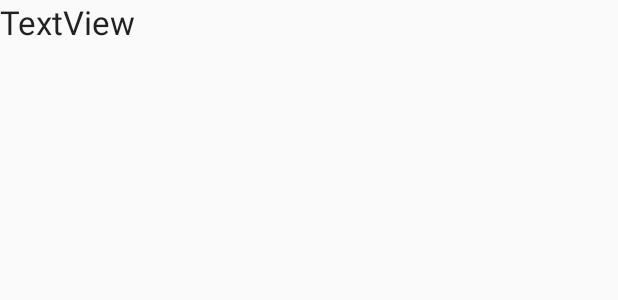
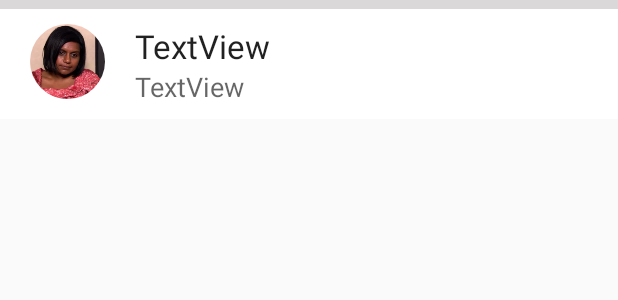
Before and after one commit to claudialuclaudia/Borrow-Android-App, an Android app: the layout user_search_item.xml on its own in the app's theme, with its tools: preview values and no code run, on a phone screen of 412 x 824 dp. Shown: the top 300 px of the screen. Run offline under Robolectric (Android 15) with nearby library versions, the phone set to English and light mode, and no system bars.

Commit message:
SearchActivity page designed a bit

```diff
--- a/app/src/main/java/cash/borrow/android/adapter/UserSearchItemAdapter.java
+++ b/app/src/main/java/cash/borrow/android/adapter/UserSearchItemAdapter.java
@@ -7,6 +7,7 @@ import android.view.LayoutInflater;
 import android.view.View;
 import android.view.ViewGroup;
 import android.widget.ArrayAdapter;
+import android.widget.ImageView;
 import android.widget.TextView;
 
 import java.util.List;
@@ -37,10 +38,12 @@ public class UserSearchItemAdapter extends ArrayAdapter<UserInfoItem> {
         View listViewItem = inflater.inflate(R.layout.user_search_item, null, true);
 
         TextView textViewUserName = (TextView) listViewItem.findViewById(R.id.textViewUserName);
+        TextView textViewUserLocation = (TextView) listViewItem.findViewById(R.id.textViewUserLocation);
 
         UserInfoItem userInfoItem = userList.get(position);
 
         textViewUserName.setText(userInfoItem.getName());
+        textViewUserLocation.setText(userInfoItem.getLocation());
 
         return listViewItem;
     }
--- a/app/src/main/res/layout/user_search_item.xml
+++ b/app/src/main/res/layout/user_search_item.xml
@@ -1,16 +1,67 @@
 <?xml version="1.0" encoding="utf-8"?>
-<android.support.constraint.ConstraintLayout
-    xmlns:android="http://schemas.android.com/apk/res/android"
+<RelativeLayout xmlns:android="http://schemas.android.com/apk/res/android"
+    xmlns:app="http://schemas.android.com/apk/res-auto"
     xmlns:tools="http://schemas.android.com/tools"
     android:layout_width="match_parent"
-    android:layout_height="match_parent">
+    android:layout_height="wrap_content"
+    android:paddingBottom="5dp"
+    android:background="@android:color/white"
+    android:backgroundTint="@android:color/white"
+    >
 
     <TextView
-        android:id="@+id/textViewUserName"
+        android:id="@+id/greyPadding"
+        android:layout_width="500dp"
+        android:layout_height="6dp"
+        android:background="@color/grey"
+        />
+
+    <de.hdodenhof.circleimageview.CircleImageView
+        xmlns:app="http://schemas.android.com/apk/res-auto"
+        android:id="@+id/profile_image"
+        android:layout_width="50dp"
+        android:layout_height="50dp"
+        android:layout_alignParentLeft="true"
+        android:layout_alignParentStart="true"
+        android:layout_marginLeft="20dp"
+        android:layout_marginTop="10dp"
+        android:layout_marginBottom="8dp"
+        android:layout_below="@+id/greyPadding"
+        android:src="@drawable/kelly" />
+
+    <LinearLayout
+        android:id="@+id/reqLL"
         android:layout_width="wrap_content"
         android:layout_height="wrap_content"
-        android:text="TextView"
-        tools:layout_editor_absoluteX="0dp"
-        tools:layout_editor_absoluteY="3dp"
-        android:textAppearance="@style/Base.TextAppearance.AppCompat.Large"/>
-</android.support.constraint.ConstraintLayout>
+        android:layout_toEndOf="@+id/profile_image"
+        android:layout_toRightOf="@+id/profile_image"
+        android:layout_marginLeft="20dp"
+        android:layout_marginStart="20dp"
+        android:orientation="vertical"
+        android:layout_below="@+id/greyPadding"
+        android:layout_marginTop="10dp"
+        android:layout_marginRight="20dp"
+        android:layout_marginEnd="20dp"
+        >
+
+        <TextView
+            android:id="@+id/textViewUserName"
+            android:layout_width="wrap_content"
+            android:layout_height="wrap_content"
+            android:text="TextView"
+            tools:layout_editor_absoluteX="0dp"
+            tools:layout_editor_absoluteY="3dp"
+            android:textAppearance="@style/Base.TextAppearance.AppCompat.Large"/>
+
+        <TextView
+            android:id="@+id/textViewUserLocation"
+            android:layout_width="wrap_content"
+            android:layout_height="wrap_content"
+            android:text="TextView"
+            tools:layout_editor_absoluteX="0dp"
+            tools:layout_editor_absoluteY="3dp"
+            android:textAppearance="@style/Base.TextAppearance.AppCompat.Medium"/>
+
+
+    </LinearLayout>L
+</RelativeLayout>
```
Also changed, not shown: app/src/main/java/cash/borrow/android/SearchActivity.java (+27 -0 lines), app/src/main/res/layout/activity_search.xml (+67 -12 lines).
